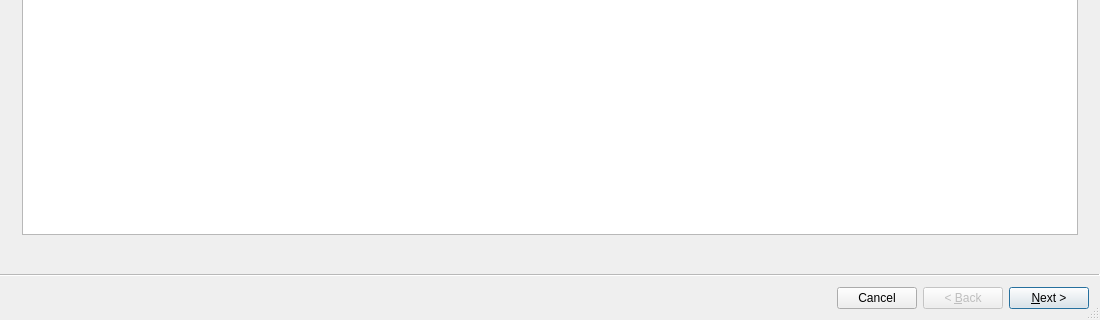
The window that uwsift/ui/open_file_wizard_2.ui (ssec/sift) describes before a commit, drawn with Qt 5; both pictures show x 0 to 1100 and y 480 to 800 of the 1100 by 800 pixel window.
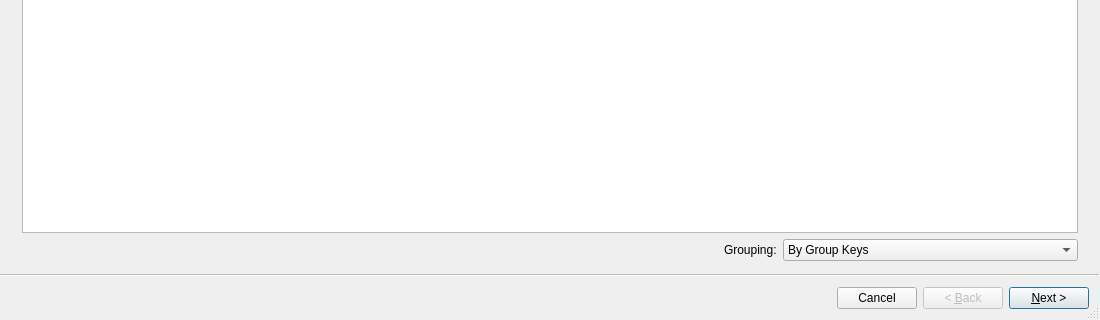
The same window after the commit. Custom widgets are drawn as their Qt base class.

Commit message: Add choice for grouping mode to open file wizard

The edit to the form file:
```diff
--- a/uwsift/ui/open_file_wizard_2.ui
+++ b/uwsift/ui/open_file_wizard_2.ui
@@ -162,6 +162,38 @@
         </property>
        </spacer>
       </item>
+      <item>
+       <widget class="QLabel" name="groupingModeLabel">
+        <property name="text">
+         <string>Grouping:</string>
+        </property>
+       </widget>
+      </item>
+      <item>
+       <widget class="QComboBox" name="groupingModeComboBox">
+        <property name="sizePolicy">
+         <sizepolicy hsizetype="MinimumExpanding" vsizetype="Fixed">
+          <horstretch>0</horstretch>
+          <verstretch>0</verstretch>
+         </sizepolicy>
+        </property>
+        <item>
+         <property name="text">
+          <string>By Group Keys</string>
+         </property>
+        </item>
+        <item>
+         <property name="text">
+          <string>Keep Separate</string>
+         </property>
+        </item>
+        <item>
+         <property name="text">
+          <string>Merge All</string>
+         </property>
+        </item>
+       </widget>
+      </item>
      </layout>
     </item>
    </layout>
```
The commit also changes 1 other file.
